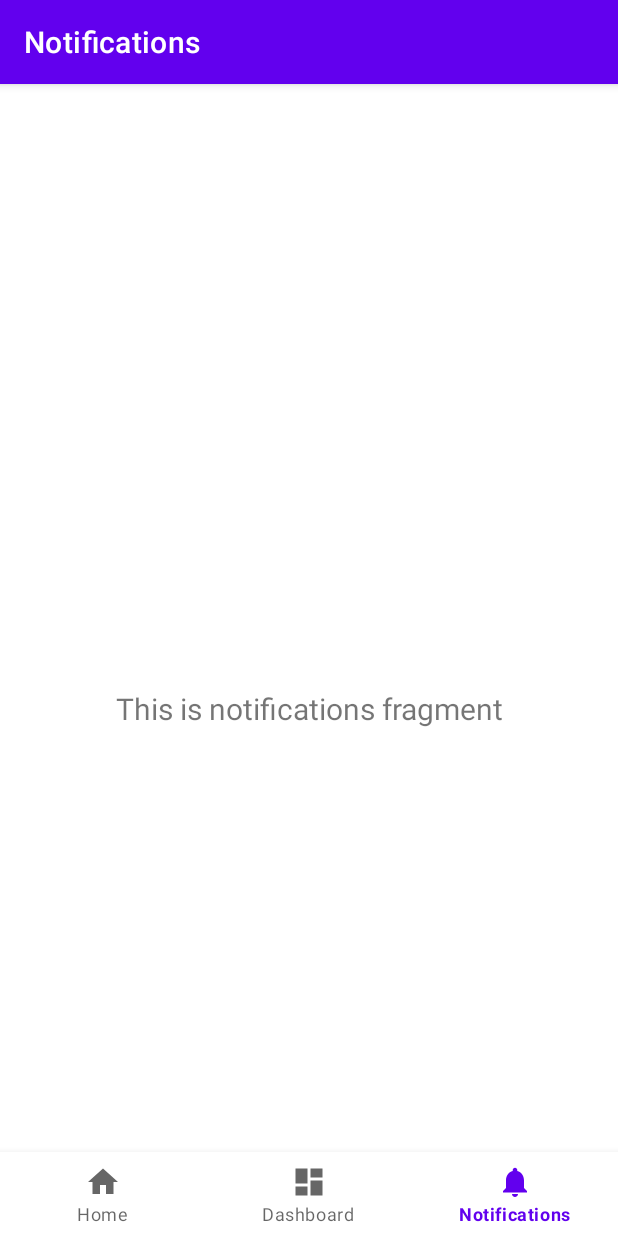
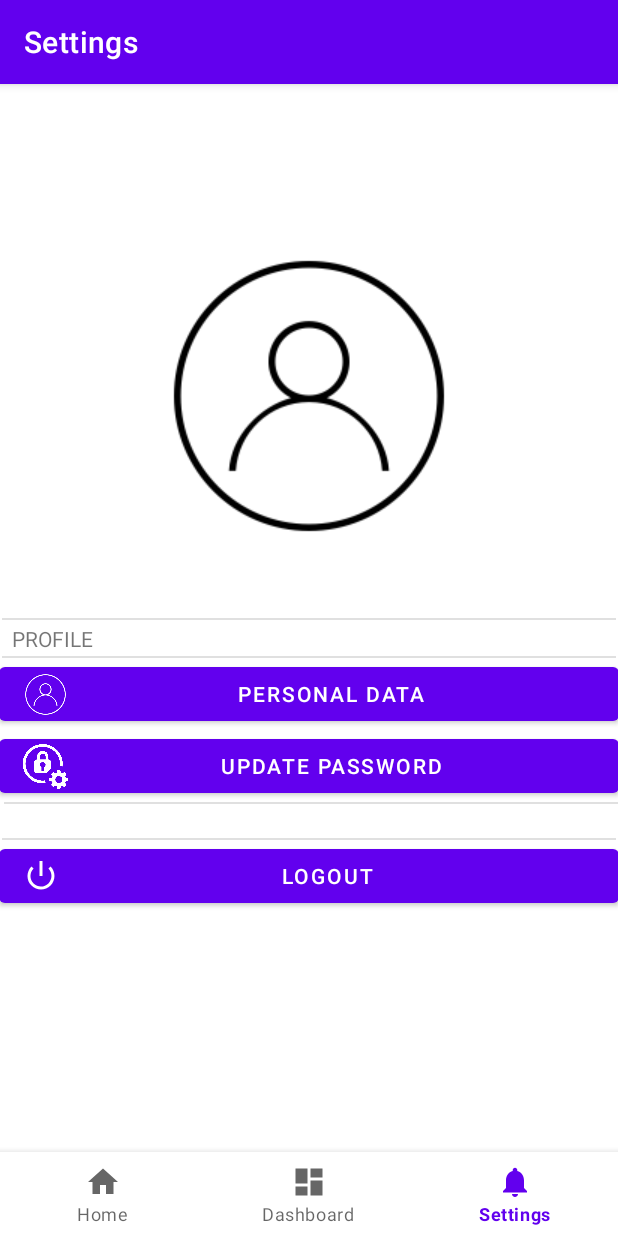
Before and after one commit to hengky9099/Mobile_application, an Android app: the NotificationsFragment screen opened through its navigation route, on a phone screen of 412 x 824 dp. Run offline under Robolectric (Android 15) with nearby library versions, the phone set to English and light mode, and no system bars; our stand-ins replace navigation-ui.

Commit message:
pertambahan Settings Page

```diff
--- a/app/src/main/java/com/example/mobile_application/ui/notifications/NotificationsFragment.java
+++ b/app/src/main/java/com/example/mobile_application/ui/notifications/NotificationsFragment.java
@@ -13,28 +13,28 @@ import androidx.lifecycle.Observer;
 import androidx.lifecycle.ViewModelProvider;
 
 import com.example.mobile_application.R;
-import com.example.mobile_application.databinding.FragmentNotificationsBinding;
+import com.example.mobile_application.databinding.FragmentSettingsBinding;
 
 public class NotificationsFragment extends Fragment {
 
     private NotificationsViewModel notificationsViewModel;
-    private FragmentNotificationsBinding binding;
+    private FragmentSettingsBinding binding;
 
     public View onCreateView(@NonNull LayoutInflater inflater,
                              ViewGroup container, Bundle savedInstanceState) {
         notificationsViewModel =
                 new ViewModelProvider(this).get(NotificationsViewModel.class);
 
-        binding = FragmentNotificationsBinding.inflate(inflater, container, false);
+        binding = FragmentSettingsBinding.inflate(inflater, container, false);
         View root = binding.getRoot();
 
-        final TextView textView = binding.textNotifications;
+/*        final TextView textView = binding.textNotifications;
         notificationsViewModel.getText().observe(getViewLifecycleOwner(), new Observer<String>() {
             @Override
             public void onChanged(@Nullable String s) {
                 textView.setText(s);
             }
-        });
+        });*/
         return root;
     }
 
--- a/app/src/main/res/layout/fragment_notifications.xml
+++ /dev/null
@@ -1,22 +0,0 @@
-<?xml version="1.0" encoding="utf-8"?>
-<androidx.constraintlayout.widget.ConstraintLayout xmlns:android="http://schemas.android.com/apk/res/android"
-    xmlns:app="http://schemas.android.com/apk/res-auto"
-    xmlns:tools="http://schemas.android.com/tools"
-    android:layout_width="match_parent"
-    android:layout_height="match_parent"
-    tools:context=".ui.notifications.NotificationsFragment">
-
-    <TextView
-        android:id="@+id/text_notifications"
-        android:layout_width="match_parent"
-        android:layout_height="wrap_content"
-        android:layout_marginStart="8dp"
-        android:layout_marginTop="8dp"
-        android:layout_marginEnd="8dp"
-        android:textAlignment="center"
-        android:textSize="20sp"
-        app:layout_constraintBottom_toBottomOf="parent"
-        app:layout_constraintEnd_toEndOf="parent"
-        app:layout_constraintStart_toStartOf="parent"
-        app:layout_constraintTop_toTopOf="parent" />
-</androidx.constraintlayout.widget.ConstraintLayout>
--- /dev/null
+++ b/app/src/main/res/layout/fragment_settings.xml
@@ -0,0 +1,131 @@
+<?xml version="1.0" encoding="utf-8"?>
+<androidx.constraintlayout.widget.ConstraintLayout xmlns:android="http://schemas.android.com/apk/res/android"
+    xmlns:app="http://schemas.android.com/apk/res-auto"
+    xmlns:tools="http://schemas.android.com/tools"
+    android:layout_width="match_parent"
+    android:layout_height="match_parent"
+    tools:context=".ui.notifications.NotificationsFragment">
+
+    <com.google.android.material.bottomnavigation.BottomNavigationView
+        android:id="@+id/nav_view"
+        android:layout_width="0dp"
+        android:layout_height="wrap_content"
+        android:background="?android:attr/windowBackground"
+        app:layout_constraintBottom_toBottomOf="parent"
+        app:layout_constraintLeft_toLeftOf="parent"
+        app:layout_constraintRight_toRightOf="parent"
+        app:menu="@menu/bottom_nav_menu" />
+
+    <Button
+        android:id="@+id/button14"
+        android:layout_width="413dp"
+        android:layout_height="48dp"
+        android:text="@string/logout"
+        app:icon="@android:drawable/ic_lock_power_off"
+        app:iconPadding="0dp"
+        app:iconTint="#FFF"
+        app:layout_constraintEnd_toEndOf="parent"
+        app:layout_constraintHorizontal_bias="1.0"
+        app:layout_constraintStart_toStartOf="parent"
+        app:layout_constraintTop_toBottomOf="@+id/divider26" />
+
+    <View
+        android:id="@+id/divider26"
+        android:layout_width="409dp"
+        android:layout_height="1dp"
+        android:layout_marginStart="1dp"
+        android:layout_marginTop="24dp"
+        android:layout_marginEnd="1dp"
+        android:background="?android:attr/listDivider"
+        app:layout_constraintEnd_toEndOf="parent"
+        app:layout_constraintHorizontal_bias="1.0"
+        app:layout_constraintStart_toStartOf="parent"
+        app:layout_constraintTop_toBottomOf="@+id/button13" />
+
+    <View
+        android:id="@+id/divider25"
+        android:layout_width="409dp"
+        android:layout_height="1dp"
+        android:background="?android:attr/listDivider"
+        app:layout_constraintEnd_toEndOf="parent"
+        app:layout_constraintHorizontal_bias="1.0"
+        app:layout_constraintStart_toStartOf="parent"
+        app:layout_constraintTop_toBottomOf="@+id/button13" />
+
+    <Button
+        android:id="@+id/button13"
+        android:layout_width="413dp"
+        android:layout_height="48dp"
+        android:text="@string/update_password"
+        app:icon="@drawable/reset_password_removebg_preview"
+        app:iconPadding="0dp"
+        app:iconSize="30dp"
+        app:layout_constraintEnd_toEndOf="parent"
+        app:layout_constraintHorizontal_bias="1.0"
+        app:layout_constraintStart_toStartOf="parent"
+        app:layout_constraintTop_toBottomOf="@+id/button12" />
+
+    <Button
+        android:id="@+id/button12"
+        android:layout_width="413dp"
+        android:layout_height="48dp"
+        android:text="@string/personal_data"
+        app:icon="@drawable/user_icon"
+        app:iconPadding="0dp"
+        app:iconSize="30dp"
+        app:iconTint="@android:color/white"
+        app:iconTintMode="src_atop"
+        app:layout_constraintEnd_toEndOf="parent"
+        app:layout_constraintHorizontal_bias="1.0"
+        app:layout_constraintStart_toStartOf="parent"
+        app:layout_constraintTop_toBottomOf="@+id/divider24" />
+
+    <TextView
+        android:id="@+id/textView24"
+        android:layout_width="156dp"
+        android:layout_height="wrap_content"
+        android:layout_marginStart="8dp"
+        android:text="@string/profile"
+        app:layout_constraintBottom_toTopOf="@+id/divider24"
+        app:layout_constraintStart_toStartOf="parent"
+        app:layout_constraintTop_toBottomOf="@+id/divider23" />
+
+    <View
+        android:id="@+id/divider24"
+        android:layout_width="409dp"
+        android:layout_height="1dp"
+        android:layout_marginStart="1dp"
+        android:layout_marginTop="24dp"
+        android:layout_marginEnd="1dp"
+        android:background="?android:attr/listDivider"
+        app:layout_constraintEnd_toEndOf="parent"
+        app:layout_constraintHorizontal_bias="0.0"
+        app:layout_constraintStart_toStartOf="parent"
+        app:layout_constraintTop_toBottomOf="@+id/divider23" />
+
+    <View
+        android:id="@+id/divider23"
+        android:layout_width="409dp"
+        android:layout_height="1dp"
+        android:layout_marginStart="1dp"
+        android:layout_marginTop="48dp"
+        android:layout_marginEnd="1dp"
+        android:background="?android:attr/listDivider"
+        app:layout_constraintEnd_toEndOf="parent"
+        app:layout_constraintStart_toStartOf="parent"
+        app:layout_constraintTop_toBottomOf="@+id/imageView8" />
+
+    <ImageView
+        android:id="@+id/imageView8"
+        android:layout_width="wrap_content"
+        android:layout_height="wrap_content"
+        android:layout_marginTop="52dp"
+        android:contentDescription="@string/avatar"
+        android:visibility="visible"
+        app:layout_constraintEnd_toEndOf="parent"
+        app:layout_constraintStart_toStartOf="parent"
+        app:layout_constraintTop_toTopOf="parent"
+        tools:ignore="ImageContrastCheck"
+        android:src="@drawable/user_icon" />
+
+</androidx.constraintlayout.widget.ConstraintLayout>
--- a/app/src/main/res/navigation/mobile_navigation.xml
+++ b/app/src/main/res/navigation/mobile_navigation.xml
@@ -21,5 +21,5 @@
         android:id="@+id/navigation_notifications"
         android:name="com.example.mobile_application.ui.notifications.NotificationsFragment"
         android:label="@string/title_notifications"
-        tools:layout="@layout/fragment_notifications" />
+        tools:layout="@layout/fragment_settings" />
 </navigation>
--- a/app/src/main/res/values/strings.xml
+++ b/app/src/main/res/values/strings.xml
@@ -2,7 +2,7 @@
     <string name="app_name">Mobile_application</string>
     <string name="title_home">Home</string>
     <string name="title_dashboard">Dashboard</string>
-    <string name="title_notifications">Notifications</string>
+    <string name="title_notifications">Settings</string>
     <string name="pt_lapiso">PT.LAPISO</string>
     <string name="your_last_clocking_was_30_minutes_ago">Your last clocking was 30 minutes ago</string>
     <string name="working_hours">Working Hours</string>
@@ -23,4 +23,9 @@
     <string name="todo2">TODO</string>
     <string name="overtime">Overtime</string>
     <string name="todo3">TODO</string>
+    <string name="profile">PROFILE</string>
+    <string name="personal_data">Personal Data</string>
+    <string name="update_password">Update Password</string>
+    <string name="logout">Logout</string>
+    <string name="avatar">AVATAR</string>
 </resources>
```
Also changed, not shown: app/src/main/res/drawable/reset_password_removebg_preview.png (added), app/src/main/res/drawable/user_icon.png (added).
